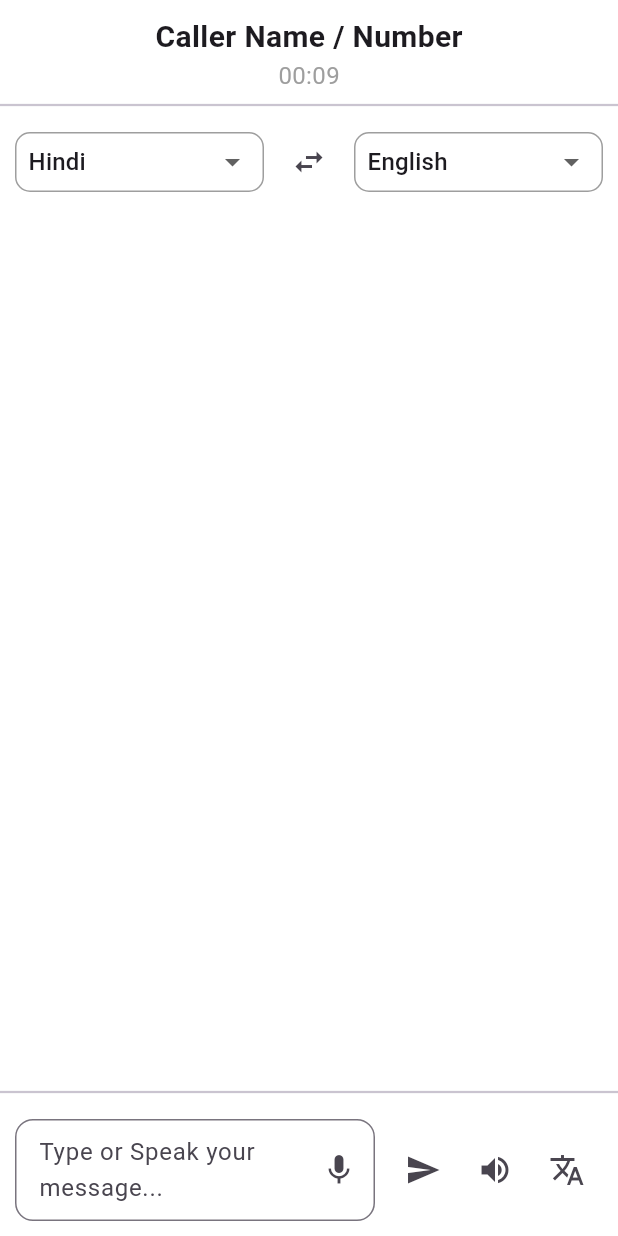
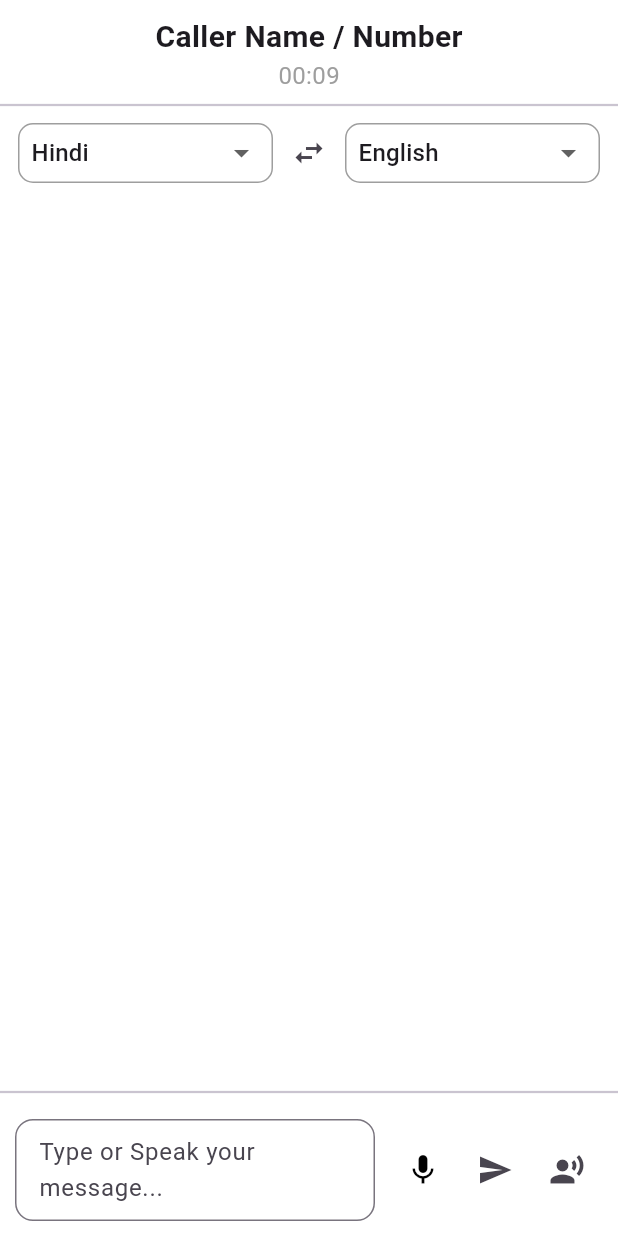
Before and after one commit to PankajDiwan904/speech-connect, a Flutter app: the screen it shows after launch, after a tap on the "swap horiz" icon, on a phone screen of 412 x 824 dp. Run offline on Flutter 3.47's test engine with Material 3 defaults, Android fonts, the phone set to English and light mode, and no system bars; our stand-ins replace flutter_tts, speech_to_text; missing offline and left inert: translator.

Commit message:
changes in stt,tts and homescreen

```diff
--- a/frontend/lib/controllers/stt_controller.dart
+++ b/frontend/lib/controllers/stt_controller.dart
@@ -1,34 +1,30 @@
-// lib/controllers/stt_controller.dart
 import 'package:speech_to_text/speech_to_text.dart';
 
 class STTController {
   final SpeechToText _speech = SpeechToText();
+  bool isListening = false;
 
-  Future<bool> initialize() async {
-    return await _speech.initialize();
+  Future<void> initialize() async {
+    await _speech.initialize();
   }
 
   Future<void> startListening(
     Function(String) onResult,
     Function onFinalResult,
-    String localeId,
+    String langCode,
   ) async {
+    isListening = true;
     await _speech.listen(
-      localeId: localeId,
-      listenMode: ListenMode.dictation,
-      partialResults: true,
+      localeId: langCode,
       onResult: (result) {
         onResult(result.recognizedWords);
-        if (result.finalResult) {
-          onFinalResult();
-        }
+        if (result.finalResult) onFinalResult();
       },
     );
   }
 
   Future<void> stop() async {
     await _speech.stop();
+    isListening = false;
   }
-
-  bool get isListening => _speech.isListening;
 }
--- a/frontend/lib/controllers/tts_controller.dart
+++ b/frontend/lib/controllers/tts_controller.dart
@@ -4,12 +4,13 @@ class TTSController {
   final FlutterTts _flutterTts = FlutterTts();
 
   Future<void> initialize() async {
-    await _flutterTts.setLanguage("en-IN"); // Set default language
     await _flutterTts.setPitch(1.0);
-    await _flutterTts.setSpeechRate(0.5);
+    await _flutterTts.setSpeechRate(0.9);
+    await _flutterTts.setVolume(1.0);
   }
 
-  Future<void> speak(String text) async {
+  Future<void> speak(String text, {required String langCode}) async {
+    await setLanguage(langCode);
     await _flutterTts.speak(text);
   }
 
@@ -19,5 +20,18 @@ class TTSController {
 
   Future<void> setLanguage(String langCode) async {
     await _flutterTts.setLanguage(langCode);
+
+    List<dynamic> voices = await _flutterTts.getVoices;
+
+    for (var voice in voices) {
+      final voiceMap = Map<String, dynamic>.from(voice);
+      final name = voiceMap['name']?.toLowerCase() ?? '';
+      final locale = voiceMap['locale'] ?? '';
+
+      if (locale.toString().startsWith(langCode) && name.contains('male')) {
+        await _flutterTts.setVoice(Map<String, String>.from(voiceMap));
+        break;
+      }
+    }
   }
 }
--- a/frontend/lib/screens/home_screen.dart
+++ b/frontend/lib/screens/home_screen.dart
@@ -1,4 +1,5 @@
 import 'package:flutter/material.dart';
+import 'package:flutter/services.dart';
 import 'package:frontend/controllers/stt_controller.dart';
 import 'package:frontend/controllers/tts_controller.dart';
 import 'package:frontend/controllers/translation_controller.dart';
@@ -19,12 +20,10 @@ class _HomeScreenState extends State<HomeScreen> {
   final TranslationController _translationController = TranslationController();
 
   String _spokenText = '';
-  String _translatedText = '';
-  String selectedInputLang = "English";
-  String selectedOutputLang = "Hindi";
+  String selectedInputLang = "en";
+  String selectedOutputLang = "hi";
 
-  final List<String> languages = ['English', 'Hindi', 'Tamil', 'Telugu', 'Bengali'];
-  final Map<String, String> languageCodes = {
+  final Map<String, String> languageMap = {
     'English': 'en',
     'Hindi': 'hi',
     'Tamil': 'ta',
@@ -32,7 +31,7 @@ class _HomeScreenState extends State<HomeScreen> {
     'Bengali': 'bn',
   };
 
-  List<Map<String, dynamic>> chatMessages = []; // {text: '', isUser: true, time: ''}
+  List<Map<String, dynamic>> chatMessages = [];
 
   late Timer _callTimer;
   int _seconds = 0;
@@ -47,9 +46,7 @@ class _HomeScreenState extends State<HomeScreen> {
 
   void _startCallTimer() {
     _callTimer = Timer.periodic(const Duration(seconds: 1), (timer) {
-      setState(() {
-        _seconds++;
-      });
+      setState(() => _seconds++);
     });
   }
 
@@ -60,16 +57,36 @@ class _HomeScreenState extends State<HomeScreen> {
   }
 
   void _sendMessage() {
-    if (_textController.text.trim().isNotEmpty) {
+    final text = _textController.text.trim();
+    if (text.isEmpty) return;
+
     setState(() {
       chatMessages.add({
-          'text': _textController.text.trim(),
+        'text': text,
         'isUser': true,
         'time': TimeOfDay.now().format(context),
       });
+    });
+    _scrollToBottom();
     _textController.clear();
+  }
+
+  void _speakAndSend() {
+    final text = _textController.text.trim();
+    if (text.isEmpty) return;
+    _ttsController.speak(text, langCode: selectedOutputLang);
+    setState(() {
+      chatMessages.add({
+        'text': text,
+        'isUser': true,
+        'time': TimeOfDay.now().format(context),
       });
+    });
+    _scrollToBottom();
+    _textController.clear();
+  }
 
+  void _scrollToBottom() {
     Future.delayed(const Duration(milliseconds: 100), () {
       _scrollController.animateTo(
         _scrollController.position.maxScrollExtent,
@@ -78,34 +95,15 @@ class _HomeScreenState extends State<HomeScreen> {
       );
     });
   }
-  }
 
-  void _swapLanguages() {
-    setState(() {
-      final temp = selectedInputLang;
-      selectedInputLang = selectedOutputLang;
-      selectedOutputLang = temp;
-    });
-  }
-
-  void _translateText() async {
-    if (_textController.text.trim().isEmpty) return;
-
+  void _translateAndReplace(int index) async {
+    final original = chatMessages[index]['text'];
     final translated = await _translationController.translateText(
-      _textController.text,
-      languageCodes[selectedInputLang]!,
-      languageCodes[selectedOutputLang]!,
+      original,
+      selectedInputLang,
+      selectedOutputLang,
     );
-
-    setState(() {
-      _translatedText = translated;
-    });
-
-    chatMessages.add({
-      'text': translated,
-      'isUser': false,
-      'time': TimeOfDay.now().format(context),
-    });
+    setState(() => chatMessages[index]['text'] = translated);
   }
 
   @override
@@ -116,12 +114,8 @@ class _HomeScreenState extends State<HomeScreen> {
     super.dispose();
   }
 
-  Widget _buildDropdown(String value, ValueChanged<String?> onChanged) {
-    return Theme(
-      data: Theme.of(context).copyWith(
-        canvasColor: Colors.white,
-      ),
-      child: Container(
+  Widget _buildDropdown(String langCode, ValueChanged<String?> onChanged) {
+    return Container(
       height: 40,
       padding: const EdgeInsets.symmetric(horizontal: 8),
       decoration: BoxDecoration(
@@ -130,14 +124,18 @@ class _HomeScreenState extends State<HomeScreen> {
       ),
       child: DropdownButtonHideUnderline(
         child: DropdownButton<String>(
-            value: value,
+          value: languageMap.entries.firstWhere((e) => e.value == langCode).key,
           icon: const Icon(Icons.arrow_drop_down),
           isExpanded: true,
-            onChanged: onChanged,
-            items: languages
-                .map((lang) => DropdownMenuItem(value: lang, child: Text(lang)))
-                .toList(),
-          ),
+          onChanged: (newLangName) {
+            if (newLangName != null) onChanged(languageMap[newLangName]);
+          },
+          items: languageMap.keys.map((langName) {
+            return DropdownMenuItem<String>(
+              value: langName,
+              child: Text(langName),
+            );
+          }).toList(),
         ),
       ),
     );
@@ -153,30 +151,35 @@ class _HomeScreenState extends State<HomeScreen> {
             const SizedBox(height: 10),
             Column(
               children: [
-                const Text(
-                  "Caller Name / Number",
-                  style: TextStyle(fontSize: 20, fontWeight: FontWeight.bold),
-                ),
-                Text(
-                  _formatDuration(_seconds),
-                  style: const TextStyle(fontSize: 16, color: Colors.grey),
-                ),
+                const Text("Caller Name / Number",
+                    style: TextStyle(fontSize: 20, fontWeight: FontWeight.bold)),
+                Text(_formatDuration(_seconds),
+                    style: const TextStyle(fontSize: 16, color: Colors.grey)),
               ],
             ),
             const Divider(thickness: 1.5),
             Padding(
-              padding: const EdgeInsets.symmetric(horizontal: 10, vertical: 6),
+              padding: const EdgeInsets.symmetric(horizontal: 12),
               child: Row(
                 children: [
-                  Expanded(child: _buildDropdown(selectedInputLang, (value) {
-                    if (value != null) setState(() => selectedInputLang = value);
-                  })),
-                  const SizedBox(width: 6),
-                  IconButton(icon: const Icon(Icons.swap_horiz), onPressed: _swapLanguages),
-                  const SizedBox(width: 6),
-                  Expanded(child: _buildDropdown(selectedOutputLang, (value) {
-                    if (value != null) setState(() => selectedOutputLang = value);
-                  })),
+                  Expanded(
+                    child: _buildDropdown(selectedInputLang,
+                        (value) => setState(() => selectedInputLang = value!)),
+                  ),
+                  IconButton(
+                    icon: const Icon(Icons.swap_horiz),
+                    onPressed: () {
+                      setState(() {
+                        final temp = selectedInputLang;
+                        selectedInputLang = selectedOutputLang;
+                        selectedOutputLang = temp;
+                      });
+                    },
+                  ),
+                  Expanded(
+                    child: _buildDropdown(selectedOutputLang,
+                        (value) => setState(() => selectedOutputLang = value!)),
+                  ),
                 ],
               ),
             ),
@@ -188,44 +191,50 @@ class _HomeScreenState extends State<HomeScreen> {
                 itemBuilder: (context, index) {
                   final msg = chatMessages[index];
                   final isUser = msg['isUser'];
-                  return Align(
-                    alignment: isUser ? Alignment.centerRight : Alignment.centerLeft,
+                  return GestureDetector(
+                    onTap: () async {
+                      final result = await showMenu(
+                        context: context,
+                        position: RelativeRect.fromLTRB(100, 100, 0, 0),
+                        items: const [
+                          PopupMenuItem(value: 'copy', child: Text('Copy')),
+                          PopupMenuItem(value: 'translate', child: Text('Translate')),
+                        ],
+                      );
+                      if (result == 'copy') {
+                        Clipboard.setData(ClipboardData(text: msg['text']));
+                      } else if (result == 'translate') {
+                        _translateAndReplace(index);
+                      }
+                    },
+                    child: Align(
+                      alignment:
+                          isUser ? Alignment.centerRight : Alignment.centerLeft,
                       child: Column(
                         crossAxisAlignment:
                             isUser ? CrossAxisAlignment.end : CrossAxisAlignment.start,
                         children: [
-                        Row(
-                          mainAxisAlignment:
-                              isUser ? MainAxisAlignment.end : MainAxisAlignment.start,
-                          children: [
-                            if (!isUser)
-                              const CircleAvatar(radius: 12, child: Icon(Icons.person, size: 14)),
                           Container(
-                              constraints: BoxConstraints(maxWidth: MediaQuery.of(context).size.width * 0.75),
+                            constraints: BoxConstraints(
+                                maxWidth: MediaQuery.of(context).size.width * 0.75),
                             margin: const EdgeInsets.symmetric(vertical: 4, horizontal: 6),
                             padding: const EdgeInsets.all(10),
                             decoration: BoxDecoration(
                               color: isUser ? Colors.blue[100] : Colors.grey[200],
                               borderRadius: BorderRadius.circular(12),
                             ),
-                              child: Text(msg['text'], style: const TextStyle(fontSize: 16)),
+                            child: Text(msg['text'],
+                                style: const TextStyle(fontSize: 16)),
                           ),
-                            if (isUser)
-                              const CircleAvatar(
-                                radius: 12,
-                                backgroundColor: Colors.blue,
-                                child: Icon(Icons.person, size: 14, color: Colors.white),
+                          Padding(
+                            padding:
+                                const EdgeInsets.only(right: 12, left: 12, bottom: 4),
+                            child: Text(msg['time'],
+                                style: const TextStyle(
+                                    fontSize: 10, color: Colors.grey)),
                           ),
                         ],
                       ),
-                        Padding(
-                          padding: const EdgeInsets.only(right: 12, left: 12, bottom: 4),
-                          child: Text(
-                            msg['time'],
-                            style: const TextStyle(fontSize: 10, color: Colors.grey),
-                          ),
-                        ),
-                      ],
                     ),
                   );
                 },
@@ -233,66 +242,54 @@ class _HomeScreenState extends State<HomeScreen> {
             ),
             const Divider(thickness: 1.5),
             Padding(
-              padding: const EdgeInsets.all(10),
+              padding: const EdgeInsets.all(10.0),
               child: Row(
                 children: [
                   Expanded(
-                    child: ConstrainedBox(
-                      constraints: const BoxConstraints(minHeight: 40, maxHeight: 150),
                     child: TextField(
                       controller: _textController,
-                        onSubmitted: (_) => _sendMessage(),
                       minLines: 1,
                       maxLines: null,
                       decoration: InputDecoration(
                         hintText: "Type or Speak your message...",
-                          suffixIcon: IconButton(
-                            icon: const Icon(Icons.mic),
+                        border: OutlineInputBorder(
+                          borderRadius: BorderRadius.circular(12),
+                        ),
+                        contentPadding:
+                            const EdgeInsets.symmetric(horizontal: 12, vertical: 10),
+                      ),
+                    ),
+                  ),
+                  const SizedBox(width: 8),
+                  IconButton(
+                    icon: Icon(Icons.mic,
+                        color: _sttController.isListening ? Colors.red : Colors.black),
                     onPressed: () async {
                       if (!_sttController.isListening) {
+                        final langCode = '$selectedInputLang-IN';
                         await _sttController.startListening(
                           (text) {
                             setState(() {
                               _spokenText = text;
                               _textController.text = text;
                               _textController.selection = TextSelection.fromPosition(
-                                        TextPosition(offset: _textController.text.length),
-                                      );
+                                  TextPosition(offset: text.length));
                             });
                           },
-                                  () => debugPrint("Final STT: $_spokenText"),
-                                  '${languageCodes[selectedInputLang]}-IN',
+                          () => debugPrint("Final: $_spokenText"),
+                          langCode,
                         );
                       } else {
                         await _sttController.stop();
                       }
                     },
                   ),
-                          border: OutlineInputBorder(borderRadius: BorderRadius.circular(12)),
-                          contentPadding:
-                              const EdgeInsets.symmetric(horizontal: 12, vertical: 10),
-                        ),
-                      ),
-                    ),
-                  ),
-                  const SizedBox(width: 8),
                   IconButton(icon: const Icon(Icons.send), onPressed: _sendMessage),
                   IconButton(
-                    icon: const Icon(Icons.volume_up),
-                    onPressed: () {
-                      if (chatMessages.isNotEmpty) {
-                        _ttsController.speak(chatMessages.last['text']);
-                      }
-                    },
-                  ),
-                  IconButton(icon: const Icon(Icons.translate), onPressed: _translateText),
+                      icon: const Icon(Icons.record_voice_over),
+                      onPressed: _speakAndSend),
                 ],
               ),
-            ),
-            if (_translatedText.isNotEmpty)
-              Padding(
-                padding: const EdgeInsets.all(8.0),
-                child: Text("Translated: $_translatedText"),
             ),
           ],
         ),
```
Lines whose indentation alone changed are shown as unchanged.
